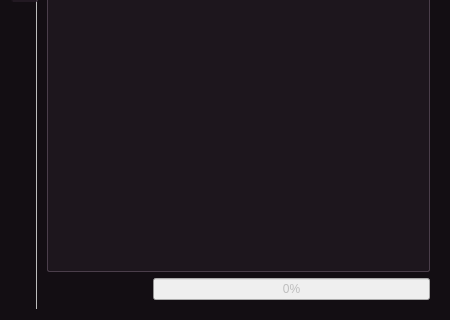
VainlyStrain/Vailyn, file core/qt5/Main.ui: the form before one commit; both pictures show x 0 to 450 and y 280 to 600 of the 450 by 600 pixel window.
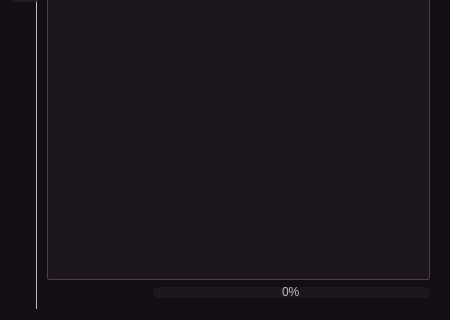
The form after the commit. The open tabs and pages were chosen to show the change. Icons and pictures are not drawn.

Commit message: Style Progressbar to be consistent with the rest of the UI

Patch:
```diff
--- a/core/qt5/Main.ui
+++ b/core/qt5/Main.ui
@@ -789,6 +789,16 @@
 background: #1d161d;
 }
 
+QProgressBar {
+    border: 0px solid #4a3e4a;
+    border-radius: 5px;
+    text-align: center;
+    background-color: #1d161d;
+}
+
+QProgressBar::chunk {
+    background-color: #271d27;
+}
 </string>
   </property>
   <layout class="QVBoxLayout" name="verticalLayout">
@@ -1913,6 +1923,12 @@
                 <property name="enabled">
                  <bool>false</bool>
                 </property>
+                <property name="maximumSize">
+                 <size>
+                  <width>16777215</width>
+                  <height>11</height>
+                 </size>
+                </property>
                 <property name="value">
                  <number>0</number>
                 </property>
```
